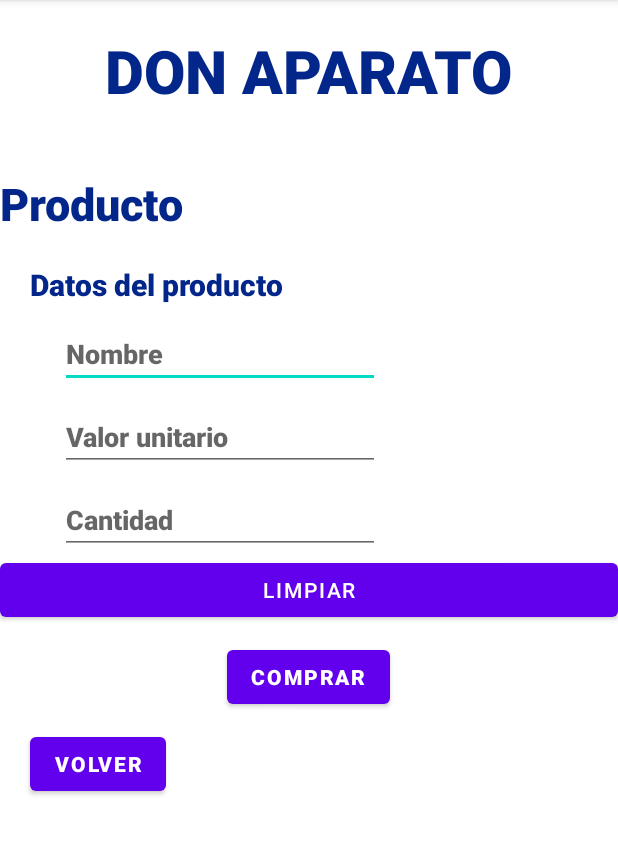
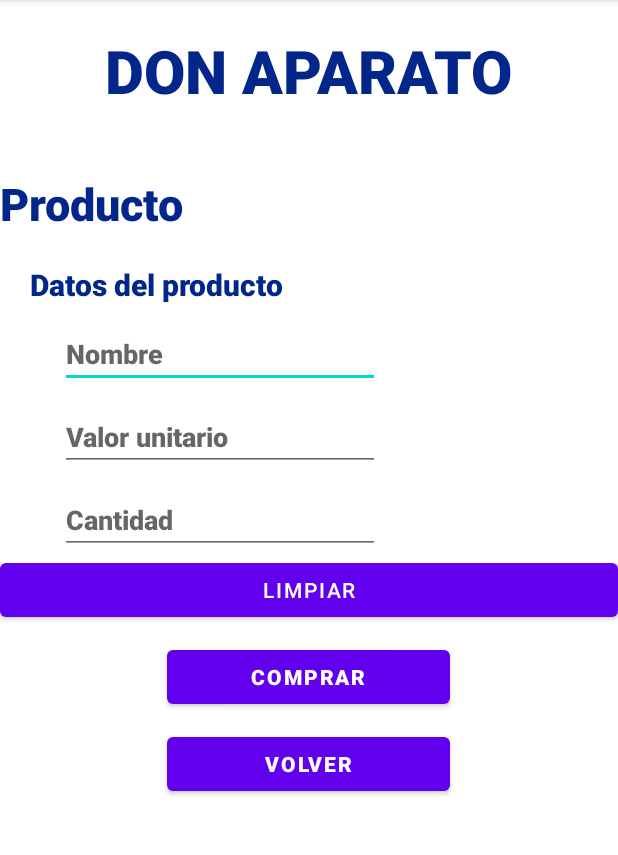
Before and after one commit to peterjhosep31/Componens-Kotlin, an Android app: the BuyProducto screen opened directly, with no data from a screen before it, on a phone screen of 412 x 824 dp, the part 84-939 px from its top. Run offline under Robolectric (Android 15) with nearby library versions, the phone set to English and light mode, and no system bars.

```diff
--- a/app/src/main/res/layout/activity_ayuda.xml
+++ b/app/src/main/res/layout/activity_ayuda.xml
@@ -37,7 +37,6 @@ xmlns:android="http://schemas.android.com/apk/res/android"
             android:textSize="20sp"
             android:gravity="center"
             android:textColor="#000000"
-            android:background="#ffffff"
             android:padding="10dp"/>
 
         <TextView
@@ -89,7 +88,8 @@ xmlns:android="http://schemas.android.com/apk/res/android"
                 android:id="@+id/imageView3"
                 android:layout_width="match_parent"
                 android:layout_height="wrap_content"
-                app:srcCompat="@drawable/imagen" />
+                app:srcCompat="@drawable/imagen"
+                />
 
             <TextView
             android:layout_width="match_parent"
@@ -103,7 +103,7 @@ xmlns:android="http://schemas.android.com/apk/res/android"
             />
 
             <Button
-                android:layout_width="wrap_content"
+                android:layout_width="30mm"
                 android:layout_height="wrap_content"
                 android:text="Volver"
                 android:layout_gravity="center"
--- a/app/src/main/res/layout/activity_buy_producto.xml
+++ b/app/src/main/res/layout/activity_buy_producto.xml
@@ -115,7 +115,7 @@
 
             <Button
                 android:id="@+id/button"
-                android:layout_width="wrap_content"
+                android:layout_width="30mm"
                 android:layout_height="wrap_content"
                 android:layout_gravity="center"
                 android:layout_marginTop="10dp"
@@ -124,11 +124,10 @@
                 android:textStyle="bold" />
 
             <Button
-                android:layout_width="wrap_content"
+                android:layout_width="30mm"
                 android:layout_height="wrap_content"
-                android:layout_gravity="left"
+                android:layout_gravity="center"
                 android:layout_marginTop="10dp"
-                android:layout_marginLeft="20dp"
                 android:text="Volver"
                 android:id="@+id/volver"
                 android:fontFamily="sans-serif-medium"
```
Also changed, not shown: app/src/main/res/layout/activity_regitre_user.xml (+3 -4 lines).
